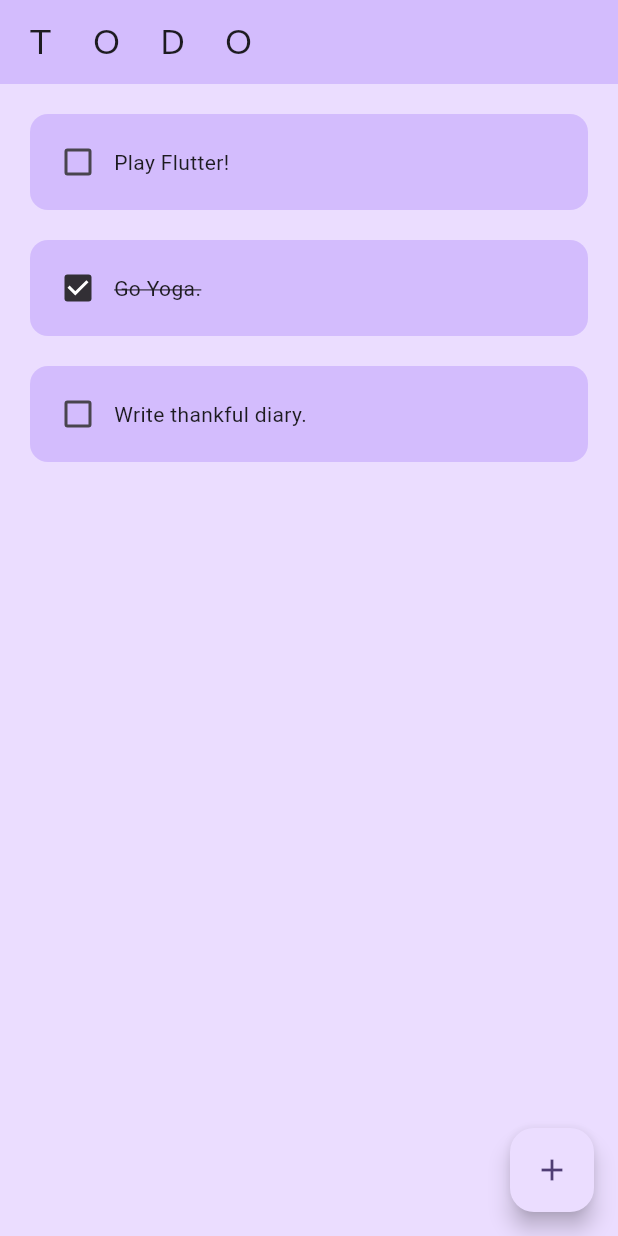
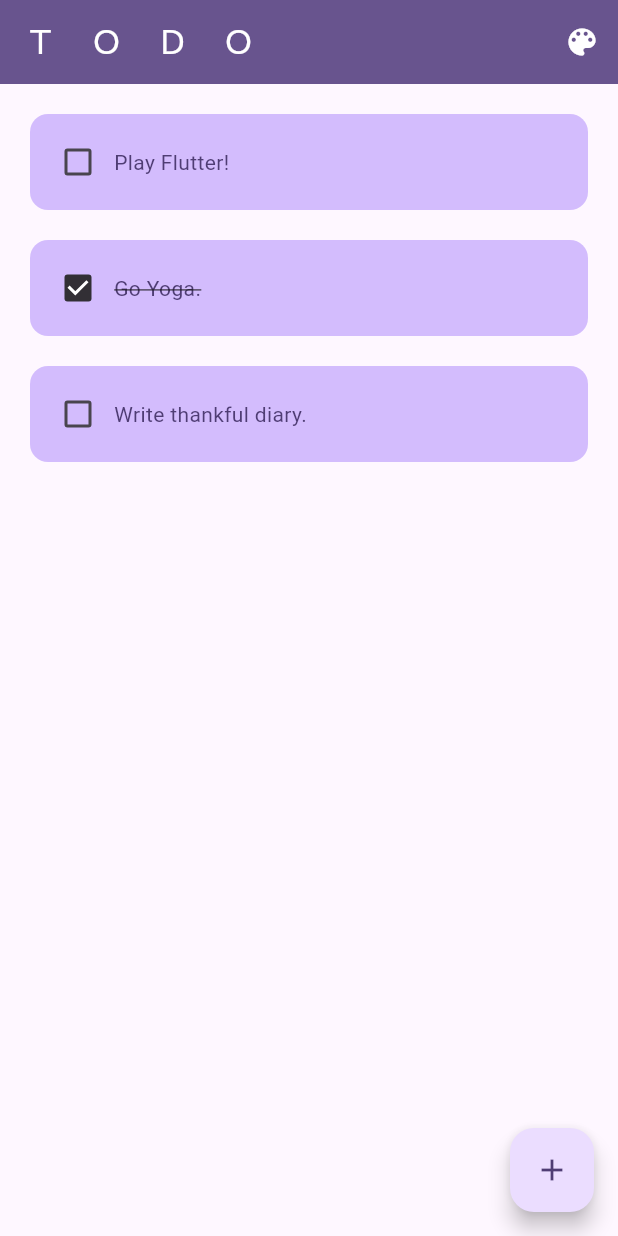
Before and after one commit to InkyChew/flutter-todolist, a Flutter app: the screen it shows after launch, on a phone screen of 412 x 824 dp. Run offline on Flutter 3.47's test engine with Material 3 defaults, Android fonts, the phone set to English and light mode, and no system bars; drawn by our look-alikes of flutter_slidable; our stand-ins replace flutter_colorpicker, hive, hive_flutter; accounts and stored records are empty.

Commit message:
Color picker

```diff
--- a/lib/components/todo_tile.dart
+++ b/lib/components/todo_tile.dart
@@ -20,8 +20,8 @@ class TodoTile extends StatelessWidget {
           children: [
             SlidableAction(
               onPressed: onDelete,
+              foregroundColor: Colors.white,
               backgroundColor: Theme.of(context).colorScheme.error,
-              foregroundColor: Colors.white,
               icon: Icons.delete,
               label: 'Delete',
             ),
@@ -42,7 +42,10 @@ class TodoTile extends StatelessWidget {
               ),
               Text(
                 task.name,
-                style: TextStyle(decoration: task.completed ? TextDecoration.lineThrough : TextDecoration.none)
+                style: TextStyle(
+                  color: Theme.of(context).colorScheme.onPrimaryContainer,
+                  decoration: task.completed ? TextDecoration.lineThrough : TextDecoration.none
+                )
               ),
             ]
           ),
--- a/lib/main.dart
+++ b/lib/main.dart
@@ -12,8 +12,23 @@ Future<void> main() async {
   runApp(const MyApp());
 }
 
-class MyApp extends StatelessWidget {
+class MyApp extends StatefulWidget {
+
   const MyApp({super.key});
+
+  @override
+  State<MyApp> createState() => _MyAppState();
+}
+
+class _MyAppState extends State<MyApp> {
+  Color themeColor = Colors.deepPurple;
+
+  void changeTheme(Color color) {
+    setState(() {
+      themeColor = color;
+    });
+    Navigator.of(context).pop();
+  }
 
   // This widget is the root of your application.
   @override
@@ -21,10 +36,13 @@ class MyApp extends StatelessWidget {
     return MaterialApp(
       title: 'Todolist',
       theme: ThemeData(
-        colorScheme: ColorScheme.fromSeed(seedColor: Colors.deepPurple),
+        colorScheme: ColorScheme.fromSeed(seedColor: themeColor),
         useMaterial3: true,
       ),
-      home: const HomePage(),
+      home: HomePage(
+        themeColor: themeColor,
+        changeTheme: changeTheme
+      ),
     );
   }
 }
--- a/lib/pages/home_page.dart
+++ b/lib/pages/home_page.dart
@@ -1,4 +1,5 @@
 import 'package:flutter/material.dart';
+import 'package:todolist/components/color_dialog.dart';
 import 'package:todolist/components/create_dialog.dart';
 import 'package:todolist/data/todo_db.dart';
 import 'package:todolist/models/task.dart';
@@ -6,13 +7,28 @@ import 'package:todolist/models/task.dart';
 import '../components/todo_tile.dart';
 
 class HomePage extends StatefulWidget {
-  const HomePage({super.key});
+  final Color themeColor;
+  final Function(Color) changeTheme;
+
+  const HomePage({super.key, required this.themeColor, required this.changeTheme});
 
   @override
   State <HomePage> createState() => HomePageState();
 }
 
 class HomePageState extends State <HomePage> {
+
+  void showColorDialog() {
+    showDialog(
+      context: context,
+      builder: (context) {
+        return ColorDialog(
+          currentColor: widget.themeColor,
+          changeColor: widget.changeTheme
+        );
+      }
+    );
+  }
 
   TodoDb db = TodoDb();
 
@@ -61,10 +77,17 @@ class HomePageState extends State <HomePage> {
   @override
   Widget build(BuildContext context) {
     return Scaffold(
-      backgroundColor: Theme.of(context).colorScheme.primaryContainer,
+      backgroundColor: Theme.of(context).colorScheme.surface,
       appBar: AppBar(
         title: const Text("Ｔ　Ｏ　Ｄ　Ｏ"),
-        backgroundColor: Theme.of(context).colorScheme.inversePrimary,
+        foregroundColor: Theme.of(context).colorScheme.onPrimary,
+        backgroundColor: Theme.of(context).colorScheme.primary,
+        actions: [
+          IconButton(
+            onPressed: showColorDialog,
+            icon: const Icon(Icons.color_lens)
+          )
+        ],
       ),
       body: ListView.builder(
         itemCount: db.todoList.length,
--- a/pubspec.yaml
+++ b/pubspec.yaml
@@ -38,6 +38,7 @@ dependencies:
   flutter_slidable: ^3.1.1
   hive: ^2.2.3
   hive_flutter: ^1.1.0
+  flutter_colorpicker: ^1.1.0
 
 dev_dependencies:
   flutter_test:
```
Also changed, not shown: lib/components/color_dialog.dart (added, +29 -0 lines), pubspec.lock.
